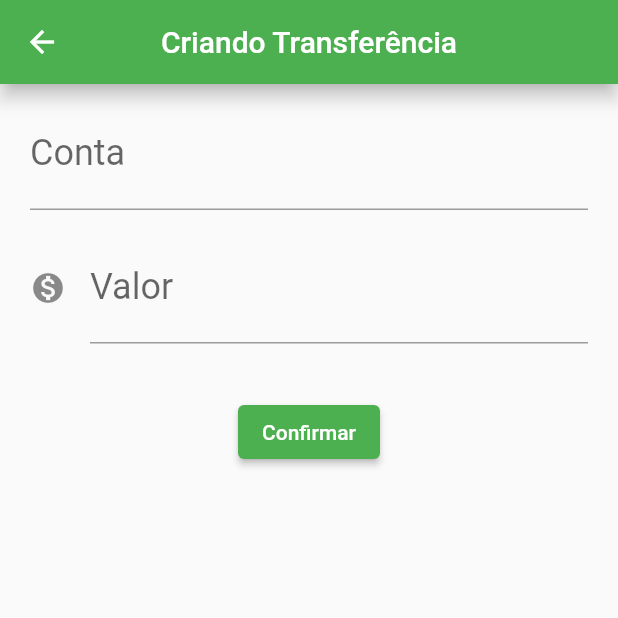
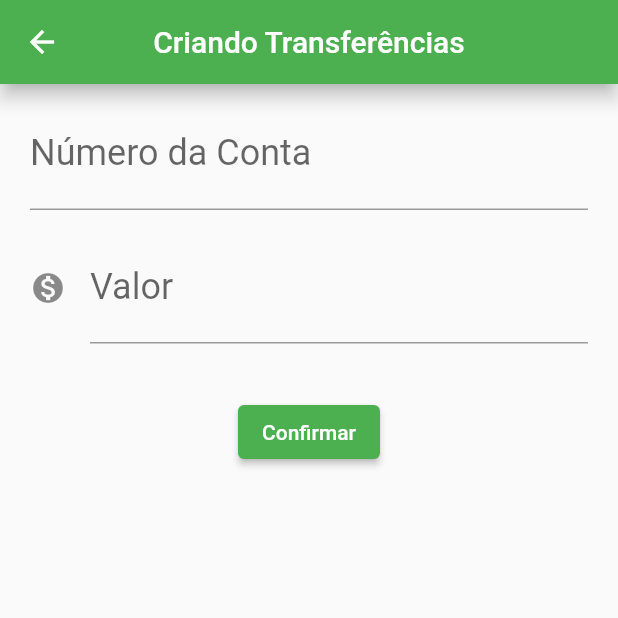
Before and after one commit to andersonsilva82/bytebank, a Flutter app: the screen it shows after launch, after a tap on the "add" icon, on a phone screen of 412 x 824 dp, the top half of it. Run offline on Flutter 3.47's test engine with Material 2 defaults, Android fonts, the phone set to English and light mode, and no system bars.

Commit message:
Divisão do projeto em pacotes

```diff
--- /dev/null
+++ b/lib/components/editor.dart
@@ -0,0 +1,37 @@
+import 'package:flutter/material.dart';
+
+class Editor extends StatelessWidget {
+  final TextEditingController? controlador;
+  final String? rotulo;
+  final String? dica;
+  final IconData? icone;
+
+  const Editor({Key? key,
+    this.controlador,
+    this.rotulo,
+    this.dica,
+    this.icone,
+  }) : super(key: key);
+
+  @override
+  Widget build(BuildContext context) {
+    return Padding(
+      padding: const EdgeInsets.fromLTRB(20, 10, 20, 5),
+      child: TextField(
+        controller: controlador,
+        style: const TextStyle(
+          fontSize: 24.0,
+          //color: Colors.red,
+        ),
+        keyboardType: TextInputType.number,
+        decoration: InputDecoration(
+          icon: icone != null ? Icon(icone) : null,
+
+          ///verificação ternária
+          labelText: rotulo,
+          hintText: dica,
+        ),
+      ),
+    );
+  }
+}
--- a/lib/main.dart
+++ b/lib/main.dart
@@ -1,7 +1,7 @@
-import 'package:flutter/cupertino.dart';
+import 'package:bytebank/screens/transferencia/lista.dart';
 import 'package:flutter/material.dart';
 
-void main() => runApp(ByteBankApp());
+void main() => runApp(const ByteBankApp());
 
 class ByteBankApp extends StatelessWidget {
   const ByteBankApp({Key? key}) : super(key: key);
@@ -24,195 +24,3 @@ class ByteBankApp extends StatelessWidget {
     );
   }
 }
-
-class ListaTransferencias extends StatefulWidget {
-  final List<Transferencia> _transferencias = [];
-
-  @override
-  State<StatefulWidget> createState() {
-    return ListaTransferenciaState();
-  }
-}
-
-class ListaTransferenciaState extends State<ListaTransferencias> {
-  @override
-  Widget build(BuildContext context) {
-    return Scaffold(
-      appBar: AppBar(
-        title: const Text('Transferências'),
-      ),
-      body: ListView.builder(
-        itemCount: widget._transferencias.length,
-        itemBuilder: (context, indice) {
-          final transferencia = widget._transferencias[indice];
-          return ItemTransferencia(transferencia);
-        },
-      ),
-      floatingActionButton: FloatingActionButton(
-        child: Icon(Icons.add),
-        onPressed: () {
-          final Future future =
-              Navigator.push(context, MaterialPageRoute(builder: (context) {
-            return FormularioTransferencia();
-          }));
-
-          future.then((transferenciaRecebida) {
-            Future.delayed(Duration(seconds: 1), () {
-              setState(() {
-                if (transferenciaRecebida != null) {
-                  widget._transferencias.add(transferenciaRecebida);
-
-                  ScaffoldMessenger.of(context).showSnackBar(SnackBar(
-                    content: Text('Transferência Realizada!'),
-                    duration: const Duration(seconds: 2),
-                    action: SnackBarAction(
-                      label: '',
-                      onPressed: () {},
-                    ),
-                  ));
-                } else
-                  debugPrint('Nada foi alterado');
-              });
-            });
-          });
-        },
-      ),
-    );
-  }
-}
-
-class FormularioTransferencia extends StatefulWidget {
-  @override
-  State<StatefulWidget> createState() {
-    // TODO: implement createState
-    return FormularioTransferenciaState();
-  }
-}
-
-class FormularioTransferenciaState extends State<FormularioTransferencia> {
-  final TextEditingController _controladorCampoNumeroConta =
-      TextEditingController();
-  final TextEditingController _controladorCampoValor = TextEditingController();
-
-  @override
-  Widget build(BuildContext context) {
-    return Scaffold(
-      body: SingleChildScrollView(
-        child: Column(
-          children: <Widget>[
-            Editor(
-                controlador: _controladorCampoNumeroConta,
-                rotulo: 'Conta',
-                dica: '000'),
-            Editor(
-                controlador: _controladorCampoValor,
-                rotulo: 'Valor',
-                dica: '000.00',
-                icone: Icons.monetization_on),
-
-            const SizedBox(height: 30),
-            ElevatedButton(
-              onPressed: () {
-                _criaTransferencia(context);
-              },
-              child: Text('Confirmar'),
-            ),
-          ],
-        ),
-      ),
-      appBar: AppBar(
-        title: Text('Criando Transferência'),
-        elevation: 5,
-        centerTitle: true,
-        //foregroundColor: Colors.lightBlue,
-        //backgroundColor: Colors.black,
-      ),
-    );
-  }
-
-  void _criaTransferencia(BuildContext context) {
-    final valor = double.tryParse(_controladorCampoValor.value.text);
-    final numeroConta = int.tryParse(_controladorCampoNumeroConta.text);
-
-    if (numeroConta != null && valor != null) {
-      final transferenciaCriada = Transferencia(valor, numeroConta);
-      debugPrint('Recebido do Then');
-      debugPrint('$transferenciaCriada');
-      Navigator.pop(context, transferenciaCriada);
-
-      /// Mensagem de Alerta de OK
-      /*ScaffoldMessenger.of(context).showSnackBar(SnackBar(
-        content: Text('$transferenciaCriada'),
-        duration: const Duration(seconds: 2),
-        action: SnackBarAction(
-          label: '',
-          onPressed: () {},
-        ),
-      ));*/
-    }
-  }
-}
-
-class Editor extends StatelessWidget {
-  final TextEditingController? controlador;
-  final String? rotulo;
-  final String? dica;
-  final IconData? icone;
-
-  const Editor({this.controlador, this.rotulo, this.dica, this.icone});
-
-  @override
-  Widget build(BuildContext context) {
-    return Padding(
-      padding: EdgeInsets.fromLTRB(20, 10, 20, 5),
-      child: TextField(
-        controller: controlador,
-        style: const TextStyle(
-          fontSize: 24.0,
-          //color: Colors.red,
-        ),
-        keyboardType: TextInputType.number,
-        decoration: InputDecoration(
-          icon: icone != null ? Icon(icone) : null,
-
-          ///verificação ternária
-          labelText: rotulo,
-          hintText: dica,
-        ),
-      ),
-    );
-  }
-}
-
-class ItemTransferencia extends StatelessWidget {
-  final Transferencia _tranferencia;
-
-  const ItemTransferencia(this._tranferencia, {Key? key}) : super(key: key);
-
-  @override
-  Widget build(BuildContext context) {
-    return Card(
-        child: ListTile(
-          onLongPress: () {
-            print("tapped");
-          },
-      leading: Icon(Icons.monetization_on),
-      title: Text(_tranferencia.valor.toString()),
-      subtitle: Text(_tranferencia.numeroConta.toString()),
-    ));
-  }
-}
-
-class Transferencia {
-  final double valor;
-  final int numeroConta;
-
-  Transferencia(this.valor, this.numeroConta);
-
-  /// override do toString para mostrar no  debugPrint('$transferenciaCriada');
-  @override
-  String toString() {
-    // TODO: implement toString
-    return 'Transferencia{valor: $valor, numeroConta: $numeroConta}';
-  }
-}
--- /dev/null
+++ b/lib/models/transferencia.dart
@@ -0,0 +1,13 @@
+class Transferencia {
+  final double valor;
+  final int numeroConta;
+
+  Transferencia(this.valor, this.numeroConta);
+
+  /// override do toString para mostrar no  debugPrint('$transferenciaCriada');
+  @override
+  String toString() {
+    // TODO: implement toString
+    return 'Transferencia{valor: $valor, numeroConta: $numeroConta}';
+  }
+}
--- /dev/null
+++ b/lib/screens/transferencia/formulario.dart
@@ -0,0 +1,83 @@
+import 'package:bytebank/models/transferencia.dart';
+import 'package:flutter/material.dart';
+import '../../components/editor.dart';
+
+const _tituloAppBar = 'Criando Transferências';
+const _rotuloCampoConta = 'Número da Conta';
+const _rotuloCampoValor = 'Valor';
+const _dicaCampoConta = '000';
+const _dicaCampoValor = '000.00';
+const _botaoConfirmar  = 'Confirmar';
+
+class FormularioTransferencia extends StatefulWidget {
+  const FormularioTransferencia({Key? key}) : super(key: key);
+
+  @override
+  State<StatefulWidget> createState() {
+    // TODO: implement createState
+    return FormularioTransferenciaState();
+  }
+}
+
+class FormularioTransferenciaState extends State<FormularioTransferencia> {
+  final TextEditingController _controladorCampoNumeroConta =
+  TextEditingController();
+  final TextEditingController _controladorCampoValor = TextEditingController();
+
+  @override
+  Widget build(BuildContext context) {
+    return Scaffold(
+      body: SingleChildScrollView(
+        child: Column(
+          children: <Widget>[
+            Editor(
+                controlador: _controladorCampoNumeroConta,
+                rotulo: _rotuloCampoConta,
+                dica: _dicaCampoConta),
+            Editor(
+                controlador: _controladorCampoValor,
+                rotulo: _rotuloCampoValor,
+                dica: _dicaCampoValor,
+                icone: Icons.monetization_on),
+
+            const SizedBox(height: 30),
+            ElevatedButton(
+              onPressed: () {
+                _criaTransferencia(context);
+              },
+              child: const Text(_botaoConfirmar),
+            ),
+          ],
+        ),
+      ),
+      appBar: AppBar(
+        title: const Text(_tituloAppBar),
+        elevation: 5,
+        centerTitle: true,
+        //foregroundColor: Colors.lightBlue,
+        //backgroundColor: Colors.black,
+      ),
+    );
+  }
+
+  void _criaTransferencia(BuildContext context) {
+    final valor = double.tryParse(_controladorCampoValor.value.text);
+    final numeroConta = int.tryParse(_controladorCampoNumeroConta.text);
+
+    if (numeroConta != null && valor != null) {
+      final transferenciaCriada = Transferencia(valor, numeroConta);
+      //debugPrint('$transferenciaCriada');
+      Navigator.pop(context, transferenciaCriada);
+
+      /// Mensagem de Alerta de OK
+      /*ScaffoldMessenger.of(context).showSnackBar(SnackBar(
+        content: Text('$transferenciaCriada'),
+        duration: const Duration(seconds: 2),
+        action: SnackBarAction(
+          label: '',
+          onPressed: () {},
+        ),
+      ));*/
+    }
+  }
+}
--- /dev/null
+++ b/lib/screens/transferencia/lista.dart
@@ -0,0 +1,75 @@
+import 'package:bytebank/models/transferencia.dart';
+import 'package:bytebank/screens/transferencia/formulario.dart';
+import 'package:flutter/foundation.dart';
+import 'package:flutter/material.dart';
+
+class ListaTransferencias extends StatefulWidget {
+  final List<Transferencia> _transferencias = [];
+
+  ListaTransferencias({Key? key}) : super(key: key);
+
+  @override
+  State<StatefulWidget> createState() {
+    return ListaTransferenciaState();
+  }
+}
+
+class ListaTransferenciaState extends State<ListaTransferencias> {
+  @override
+  Widget build(BuildContext context) {
+    return Scaffold(
+      appBar: AppBar(
+        title: const Text('Transferências'),
+      ),
+      body: ListView.builder(
+        itemCount: widget._transferencias.length,
+        itemBuilder: (context, indice) {
+          final transferencia = widget._transferencias[indice];
+          return ItemTransferencia(transferencia);
+        },
+      ),
+      floatingActionButton: FloatingActionButton(
+        child: const Icon(Icons.add),
+        onPressed: () {
+          final Future future =
+              Navigator.push(context, MaterialPageRoute(builder: (context) {
+            return const FormularioTransferencia();
+          }));
+
+          future.then((transferenciaRecebida) {
+            _atualiza(transferenciaRecebida);
+          });
+        },
+      ),
+    );
+  }
+
+  void _atualiza(transferenciaRecebida) {
+    if (transferenciaRecebida != null) {
+      setState(() {
+        widget._transferencias.add(transferenciaRecebida);
+      });
+    }
+  }
+}
+
+class ItemTransferencia extends StatelessWidget {
+  final Transferencia _tranferencia;
+
+  const ItemTransferencia(this._tranferencia, {Key? key}) : super(key: key);
+
+  @override
+  Widget build(BuildContext context) {
+    return Card(
+        child: ListTile(
+      onLongPress: () {
+        if (kDebugMode) {
+          print("tapped");
+        }
+      },
+      leading: const Icon(Icons.monetization_on),
+      title: Text(_tranferencia.valor.toString()),
+      subtitle: Text(_tranferencia.numeroConta.toString()),
+    ));
+  }
+}
```
Also changed, not shown: 1 other file.
